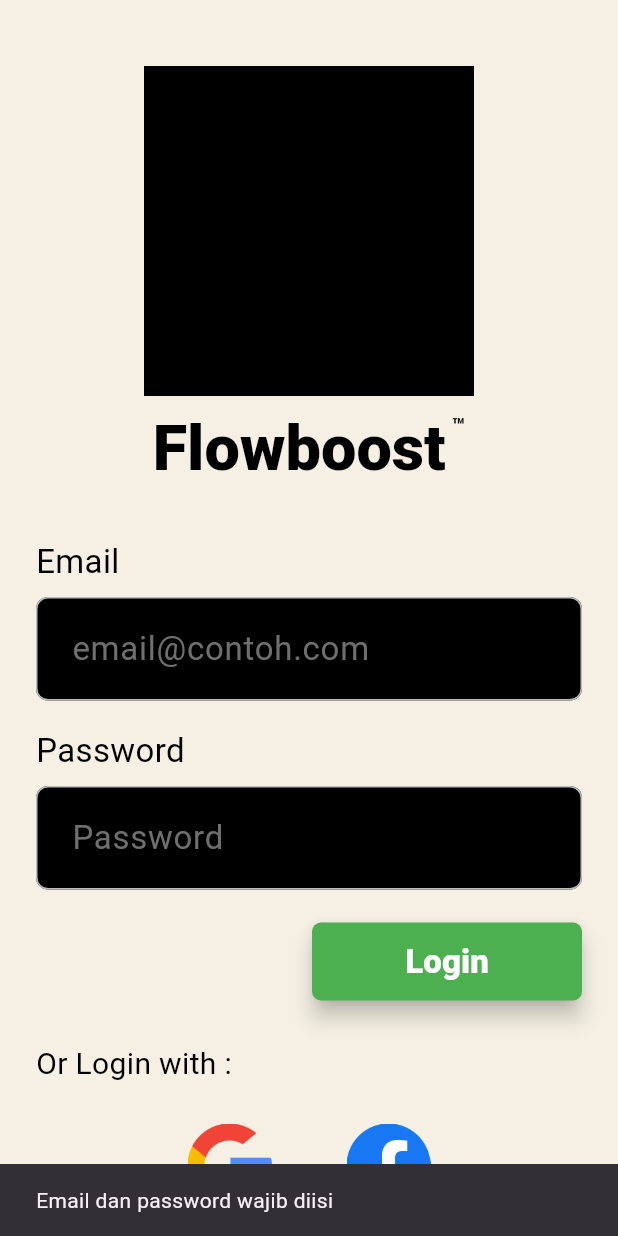
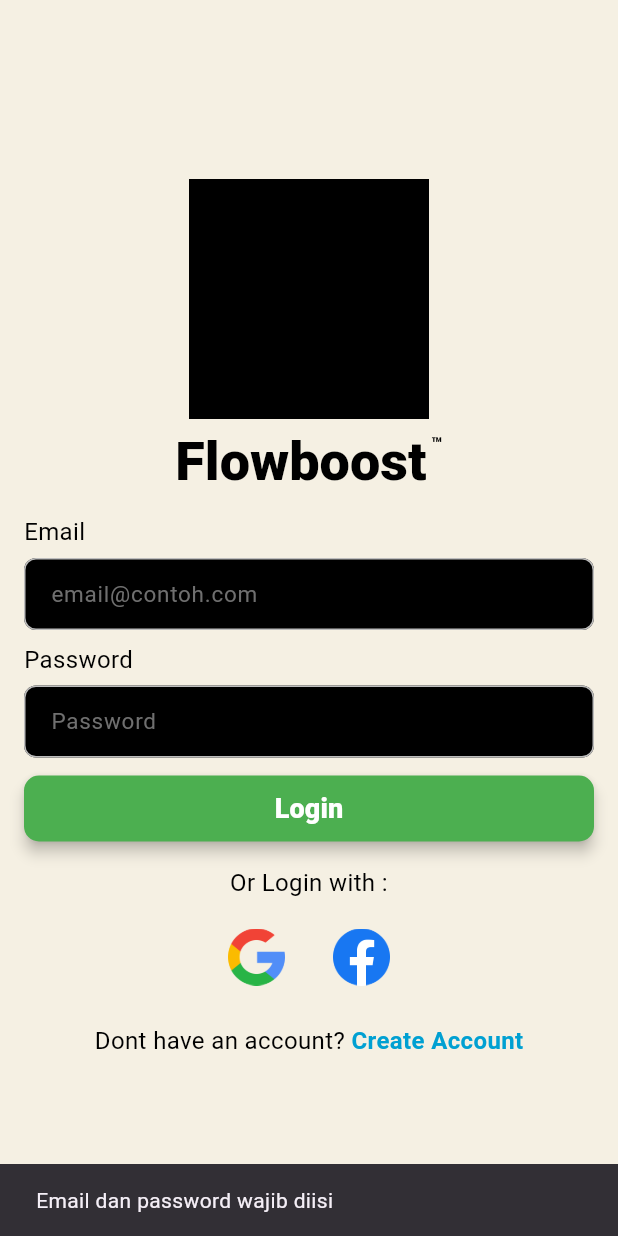
Before and after one commit to Firdig/Flowboost-mobileapp, a Flutter app: the screen it shows after launch, after a tap on "Login", on a phone screen of 412 x 824 dp. Run offline on Flutter 3.47's test engine with Material 3 defaults, Android fonts, the light colour scheme and no system bars; our stand-ins replace cached_network_image, chewie, firebase_auth, firebase_core, google_sign_in, video_player; missing offline and left inert: flutter_facebook_auth; accounts and stored records are empty.

Commit message:
Refactor login functionality: replace AuthService with LoginService for email, Google, and Facebook login handling

```diff
--- a/flowboost/lib/features/authentication/login/views/login.dart
+++ b/flowboost/lib/features/authentication/login/views/login.dart
@@ -1,6 +1,8 @@
 import 'package:flutter/material.dart';
-import '/services/auth_service.dart';
+import 'package:firebase_auth/firebase_auth.dart';
+import '/services/login_service.dart';
 import '../../../dashboard/main_scaffold.dart';
+import '../../register/views/register.dart';
 
 class FlowboostLoginScreen extends StatefulWidget {
   const FlowboostLoginScreen({super.key});
@@ -14,7 +16,7 @@
 }
 
 class _FlowboostLoginScreenState extends State<FlowboostLoginScreen> {
-  final _auth = AuthService();
+  final _loginService = LoginService();
 
   final _emailController = TextEditingController();
   final _passwordController = TextEditingController();
@@ -31,64 +33,61 @@
   Future<void> _run(Future<void> Function() action) async {
     if (_loading) return;
     setState(() => _loading = true);
+
     try {
       await action();
     } catch (e) {
       if (!mounted) return;
+
+      String message = 'Login gagal';
+      if (e is LoginInputException) {
+        message = e.message;
+      } else if (e is FirebaseAuthException) {
+        message = e.message ?? 'Login gagal (${e.code})';
+      } else {
+        message = 'Login gagal: $e';
+      }
+
       ScaffoldMessenger.of(context).showSnackBar(
-        SnackBar(content: Text('Login gagal: $e')),
+        SnackBar(content: Text(message)),
       );
     } finally {
       if (mounted) setState(() => _loading = false);
     }
   }
 
- Future<void> _loginEmailPassword() async {
-  final email = _emailController.text.trim();
-  final pass = _passwordController.text;
-
-  final auth = AuthService();
-    if (email.isEmpty || pass.isEmpty) {
-      ScaffoldMessenger.of(context).showSnackBar(
-        const SnackBar(content: Text('Email dan password wajib diisi')),
-      );
-      return;
-    }
-
-     await auth.signInWithEmail(email: email, password: pass);
-
-  if (!mounted) return;
-  Navigator.of(context).pushAndRemoveUntil(
-    MaterialPageRoute(builder: (_) => const MainScaffold()),
-    (route) => false,
-  );
-
-    // TODO: arahkan ke halaman home kamu
-    // Navigator.pushReplacementNamed(context, '/home');
-  }
-
-  Future<void> _loginGoogle() async {
-  await AuthService().signInWithGoogle();
-
-  if (!mounted) return;
+  void _goToMain() {
     Navigator.of(context).pushAndRemoveUntil(
       MaterialPageRoute(builder: (_) => const MainScaffold()),
       (route) => false,
     );
   }
 
-
-  Future<void> _loginFacebook() async {
-  await AuthService().signInWithFacebook();
+  Future<void> _handleLoginEmailPassword() async {
+    await _loginService.loginWithEmailPassword(
+      email: _emailController.text,
+      password: _passwordController.text,
+    );
 
     if (!mounted) return;
-  Navigator.of(context).pushAndRemoveUntil(
-    MaterialPageRoute(builder: (_) => const MainScaffold()),
-    (route) => false,
-  );
+    _goToMain();
   }
 
+  Future<void> _handleLoginGoogle() async {
+    await _loginService.loginWithGoogle();
 
+    if (!mounted) return;
+    _goToMain();
+  }
+
+  Future<void> _handleLoginFacebook() async {
+    await _loginService.loginWithFacebook();
+
+    if (!mounted) return;
+    _goToMain();
+  }
+
+  @override
   @override
 Widget build(BuildContext context) {
   const bg = Color.fromARGB(255, 245, 240, 227);
@@ -99,43 +98,60 @@
   return Scaffold(
     backgroundColor: bg,
     body: SafeArea(
+      child: LayoutBuilder(
+        builder: (context, c) {
+          final isShort = c.maxHeight < 720; // layar pendek / keyboard
+          final logoH = isShort ? 120.0 : 160.0;
+          final titleSize = isShort ? 30.0 : 36.0;
+          final padV = isShort ? 16.0 : 22.0;
+
+          return Center(
             child: SingleChildScrollView(
-          padding: const EdgeInsets.symmetric(horizontal: 24, vertical: 28),
+              padding: EdgeInsets.symmetric(horizontal: 16, vertical: padV),
+              child: ConstrainedBox(
+                constraints: const BoxConstraints(maxWidth: 420),
+                child: DecoratedBox(
+                  decoration: BoxDecoration(
+                    color: bg,
+                    borderRadius: BorderRadius.circular(14),
+                  ),
                   child: Column(
+                    mainAxisSize: MainAxisSize.min,
                     crossAxisAlignment: CrossAxisAlignment.stretch,
                     children: [
-              const SizedBox(height: 16),
-
                       Center(
                         child: Image.asset(
                           FlowboostLoginScreen.logoPath,
-                  height: 220,
+                          height: logoH,
                           fit: BoxFit.contain,
-                  errorBuilder: (_, __, ___) =>
-                      const Icon(Icons.favorite, size: 120, color: Colors.black),
+                          errorBuilder: (_, __, ___) => const Icon(
+                            Icons.favorite,
+                            size: 70,
+                            color: Colors.black,
+                          ),
                         ),
                       ),
 
-              const SizedBox(height: 10),
+                      const SizedBox(height: 8),
 
                       Center(
                         child: RichText(
-                  text: const TextSpan(
+                          text: TextSpan(
                             style: TextStyle(
-                      fontSize: 42,
+                              fontSize: titleSize,
                               fontWeight: FontWeight.w800,
                               color: primaryTextColor,
                             ),
-                    children: [
+                            children: const [
                               TextSpan(text: 'Flowboost'),
                               WidgetSpan(
                                 alignment: PlaceholderAlignment.top,
                                 child: Padding(
-                          padding: EdgeInsets.only(left: 4),
+                                  padding: EdgeInsets.only(left: 3),
                                   child: Text(
                                     '™',
                                     style: TextStyle(
-                              fontSize: 14,
+                                      fontSize: 12,
                                       fontWeight: FontWeight.w800,
                                       color: primaryTextColor,
                                     ),
@@ -147,17 +163,17 @@
                         ),
                       ),
 
-              const SizedBox(height: 36),
+                      const SizedBox(height: 14),
 
                       _LabeledField(
-                label: 'Email', // sebelumnya "Nickname"
+                        label: 'Email',
                         hintText: 'email@contoh.com',
                         hintTextColor: hintTextColor,
                         fillColor: inputFillColor,
                         controller: _emailController,
                       ),
 
-              const SizedBox(height: 18),
+                      const SizedBox(height: 8),
 
                       _LabeledField(
                         label: 'Password',
@@ -168,45 +184,61 @@
                         controller: _passwordController,
                       ),
 
-              const SizedBox(height: 22),
+                      const SizedBox(height: 12),
 
-              Align(
-                alignment: Alignment.centerRight,
-                child: SizedBox(
-                  width: 180,
-                  height: 52,
+                      SizedBox(
+                        height: 44,
                         child: ElevatedButton(
-                    onPressed: _loading ? null : () => _run(_loginEmailPassword),
+                          onPressed: _loading ? null : () => _run(_handleLoginEmailPassword),
                           style: ElevatedButton.styleFrom(
                             backgroundColor: Colors.green,
-                      elevation: 6,
+                            elevation: 4,
                             shape: RoundedRectangleBorder(
-                        borderRadius: BorderRadius.circular(6),
+                              borderRadius: BorderRadius.circular(10),
                             ),
                           ),
                           child: _loading
                               ? const SizedBox(
-                            width: 22,
-                            height: 22,
+                                  width: 18,
+                                  height: 18,
                                   child: CircularProgressIndicator(strokeWidth: 3),
                                 )
                               : const Text(
                                   'Login',
                                   style: TextStyle(
-                              fontSize: 22,
+                                    fontSize: 18,
                                     fontWeight: FontWeight.w800,
                                     color: Colors.white,
                                   ),
                                 ),
                         ),
                       ),
-              ),
 
-              const SizedBox(height: 28),
+                      const SizedBox(height: 16),
 
                       const Text(
                         'Or Login with :',
-                style: TextStyle(fontSize: 20, color: primaryTextColor),
+                        textAlign: TextAlign.center,
+                        style: TextStyle(fontSize: 16, color: primaryTextColor),
+                      ),
+
+                      const SizedBox(height: 12),
+
+                      Row(
+                        mainAxisAlignment: MainAxisAlignment.center,
+                        children: [
+                          _SocialIconButton(
+                            assetPath: FlowboostLoginScreen.googleIconPath,
+                            fallback: 'G',
+                            onTap: _loading ? null : () => _run(_handleLoginGoogle),
+                          ),
+                          const SizedBox(width: 18),
+                          _SocialIconButton(
+                            assetPath: FlowboostLoginScreen.facebookIconPath,
+                            fallback: 'f',
+                            onTap: _loading ? null : () => _run(_handleLoginFacebook),
+                          ),
+                        ],
                       ),
 
                       const SizedBox(height: 18),
@@ -214,41 +246,26 @@
                       Row(
                         mainAxisAlignment: MainAxisAlignment.center,
                         children: [
-                  _SocialIconButton(
-                    assetPath: FlowboostLoginScreen.googleIconPath,
-                    fallback: 'G',
-                    onTap: _loading ? null : () => _run(_loginGoogle),
-                  ),
-                  const SizedBox(width: 36),
-                  _SocialIconButton(
-                    assetPath: FlowboostLoginScreen.facebookIconPath,
-                    fallback: 'f',
-                    onTap: _loading ? null : () => _run(_loginFacebook),
-                  ),
-                ],
-              ),
-
-              const SizedBox(height: 80),
-
-              Row(
-                mainAxisAlignment: MainAxisAlignment.center,
-                children: [
                           const Text(
                             'Dont have an account? ',
-                    style: TextStyle(fontSize: 20, color: primaryTextColor),
+                            style: TextStyle(fontSize: 16, color: primaryTextColor),
                           ),
                           GestureDetector(
                             onTap: () {
-                      debugPrint('Create Account tapped');
-                      // TODO: navigate to register
+                              Navigator.push(
+                                context,
+                                MaterialPageRoute(
+                                  builder: (context) => const FlowboostSignUpScreen(),
+                                ),
+                              );
                             },
                             child: const Text(
                               'Create Account',
                               style: TextStyle(
-                        fontSize: 20,
+                                fontSize: 16,
                                 color: Color.fromARGB(255, 0, 160, 210),
                                 decoration: TextDecoration.none,
-                        fontWeight: FontWeight.w500,
+                                fontWeight: FontWeight.w600,
                               ),
                             ),
                           ),
@@ -256,6 +273,11 @@
                       ),
                     ],
                   ),
+                ),
+              ),
+            ),
+          );
+        },
       ),
     ),
   );
@@ -284,18 +306,21 @@
     return Column(
       crossAxisAlignment: CrossAxisAlignment.start,
       children: [
-        Text(label, style: const TextStyle(fontSize: 22, color: Colors.black)),
-        const SizedBox(height: 8),
+        Text(label, style: const TextStyle(fontSize: 16, color: Colors.black)),
+        const SizedBox(height: 6),
         TextField(
           controller: controller,
           obscureText: obscureText,
-          style: const TextStyle(color: Colors.white, fontSize: 20),
+          style: const TextStyle(color: Colors.white, fontSize: 16),
           decoration: InputDecoration(
             hintText: hintText,
-            hintStyle: TextStyle(color: hintTextColor.withOpacity(0.7), fontSize: 22),
+            hintStyle: TextStyle(
+              color: hintTextColor.withOpacity(0.7),
+              fontSize: 15,
+            ),
             filled: true,
             fillColor: fillColor,
-            contentPadding: const EdgeInsets.symmetric(horizontal: 20, vertical: 18),
+            contentPadding: const EdgeInsets.symmetric(horizontal: 14, vertical: 12),
             border: OutlineInputBorder(
               borderRadius: BorderRadius.circular(10),
               borderSide: BorderSide.none,
@@ -306,6 +331,7 @@
     );
   }
 }
+
 
 class _SocialIconButton extends StatelessWidget {
   const _SocialIconButton({
@@ -324,22 +350,22 @@
       onTap: onTap,
       borderRadius: BorderRadius.circular(999),
       child: SizedBox(
-        width: 70,
-        height: 70,
+        width: 52,
+        height: 52,
         child: Center(
           child: Image.asset(
             assetPath,
-            width: 56,
-            height: 56,
+            width: 38,
+            height: 38,
             fit: BoxFit.contain,
             errorBuilder: (_, __, ___) {
               return CircleAvatar(
-                radius: 28,
+                radius: 20,
                 backgroundColor: Colors.transparent,
                 child: Text(
                   fallback,
                   style: const TextStyle(
-                    fontSize: 38,
+                    fontSize: 22,
                     color: Colors.black,
                     fontWeight: FontWeight.w700,
                   ),
--- /dev/null
+++ b/flowboost/lib/services/login_service.dart
@@ -0,0 +1,32 @@
+import 'auth_service.dart';
+
+class LoginService {
+  LoginService({AuthService? auth}) : _auth = auth ?? AuthService();
+
+  final AuthService _auth;
+
+  Future<void> loginWithEmailPassword({
+    required String email,
+    required String password,
+  }) async {
+    final e = email.trim();
+
+    if (e.isEmpty || password.isEmpty) {
+      throw const LoginInputException('Email dan password wajib diisi');
+    }
+
+    await _auth.signInWithEmail(email: e, password: password);
+  }
+
+  Future<void> loginWithGoogle() => _auth.signInWithGoogle();
+
+  Future<void> loginWithFacebook() => _auth.signInWithFacebook();
+}
+
+class LoginInputException implements Exception {
+  final String message;
+  const LoginInputException(this.message);
+
+  @override
+  String toString() => message;
+}
```
Lines whose indentation alone changed are shown as unchanged.
